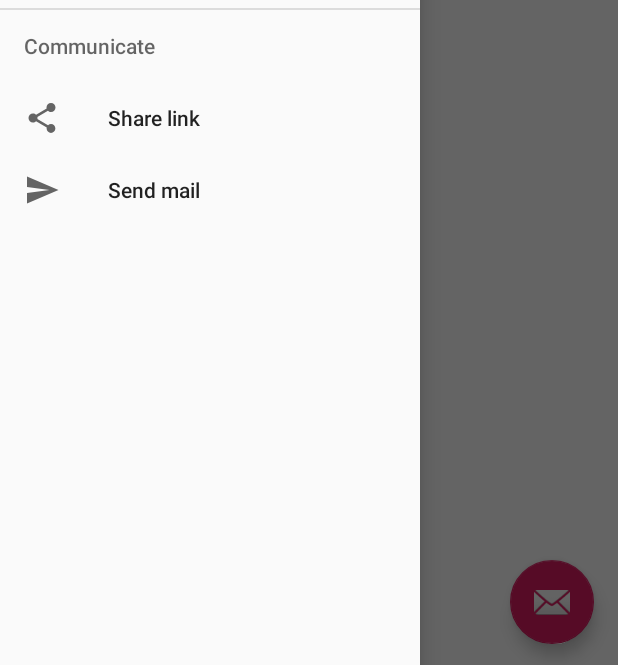
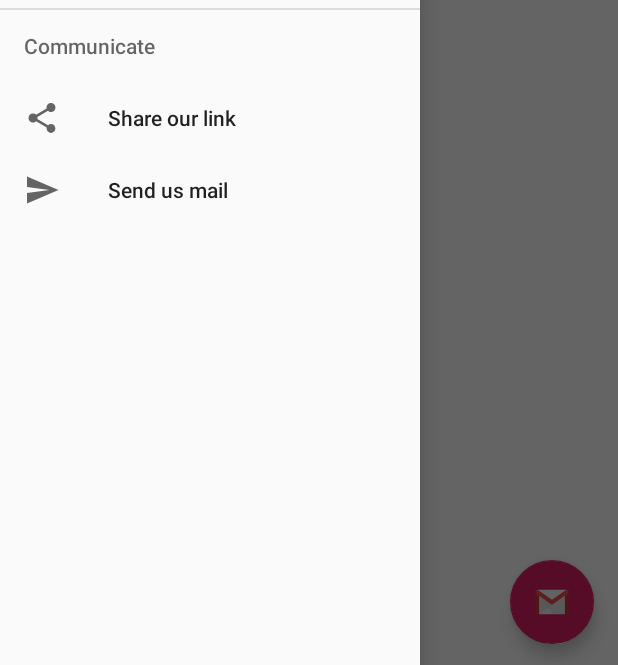
Before and after one commit to Jovial248/NSITE, an Android app: the screen it shows after launch (MainActivity), with the side drawer open, on a phone screen of 412 x 824 dp. Shown: the part 568-1233 px from the top of the screen. Run offline under Robolectric (Android 15) with nearby library versions, the phone set to English and light mode, and no system bars.

```diff
--- a/app/src/main/res/layout/app_bar_main.xml
+++ b/app/src/main/res/layout/app_bar_main.xml
@@ -28,6 +28,6 @@
         android:layout_height="wrap_content"
         android:layout_gravity="bottom|end"
         android:layout_margin="@dimen/fab_margin"
-        app:srcCompat="@android:drawable/ic_dialog_email" />
+        app:srcCompat="@drawable/ic_gmail" />
 
 </android.support.design.widget.CoordinatorLayout>
--- a/app/src/main/res/layout/splash_activity.xml
+++ b/app/src/main/res/layout/splash_activity.xml
@@ -1,10 +1,10 @@
 <?xml version="1.0" encoding="utf-8"?>
-<android.support.constraint.ConstraintLayout
-    xmlns:android="http://schemas.android.com/apk/res/android"
+<android.support.constraint.ConstraintLayout xmlns:android="http://schemas.android.com/apk/res/android"
     xmlns:app="http://schemas.android.com/apk/res-auto"
     xmlns:tools="http://schemas.android.com/tools"
     android:layout_width="match_parent"
-    android:layout_height="match_parent">
+    android:layout_height="match_parent"
+    android:background="@android:color/background_dark">
 
     <ImageView
         android:id="@+id/imageView2"
--- a/app/src/main/res/menu/activity_main_drawer.xml
+++ b/app/src/main/res/menu/activity_main_drawer.xml
@@ -27,11 +27,11 @@
             <item
                 android:id="@+id/nav_share"
                 android:icon="@drawable/ic_menu_share"
-                android:title="Share link" />
+                android:title="Share our link" />
             <item
                 android:id="@+id/nav_send"
                 android:icon="@drawable/ic_menu_send"
-                android:title="Send mail" />
+                android:title="Send us mail" />
         </menu>
     </item>
 
```
Also changed, not shown: app/src/main/AndroidManifest.xml (+13 -0 lines), app/src/main/java/com/jova/nsite/AboutActivity.java (added, +12 -0 lines), app/src/main/java/com/jova/nsite/ContactActivity.java (added, +12 -0 lines), app/src/main/java/com/jova/nsite/MainActivity.java (+8 -1 lines), app/src/main/res/drawable/ic_gmail.png (added), app/src/main/res/drawable/ic_mail2.png (added).
